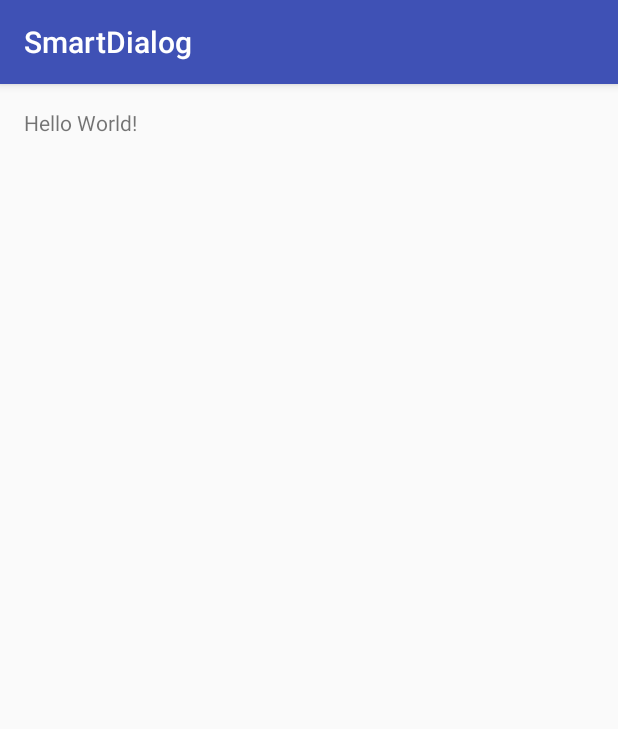
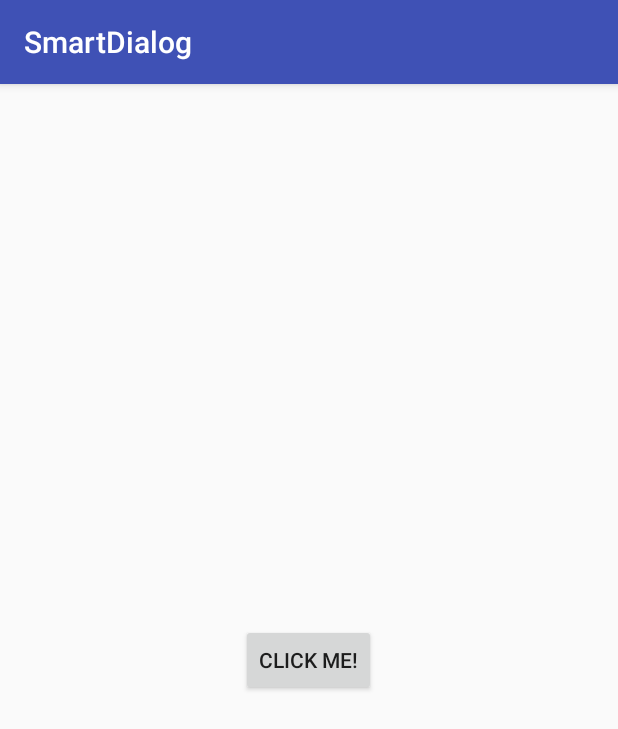
Before and after one commit to shilipai/SmartDialog, an Android app: the screen it shows after launch (MainActivity), on a phone screen of 412 x 824 dp. Shown: the top 729 px of the screen. Run offline under Robolectric (Android 15) with nearby library versions, the phone set to English and light mode, and no system bars.

Commit message:
Init demo

```diff
--- a/demo/src/main/res/layout/activity_main.xml
+++ b/demo/src/main/res/layout/activity_main.xml
@@ -10,8 +10,10 @@
     android:paddingTop="@dimen/activity_vertical_margin"
     tools:context="com.ufreedom.demo.MainActivity">
 
-    <TextView
+    <Button
         android:layout_width="wrap_content"
         android:layout_height="wrap_content"
-        android:text="Hello World!" />
+        android:layout_centerInParent="true"
+        android:onClick="showDialog"
+        android:text="Click Me!" />
 </RelativeLayout>
```
Also changed, not shown: demo/src/main/java/com/ufreedom/demo/MainActivity.java (+10 -0 lines).
